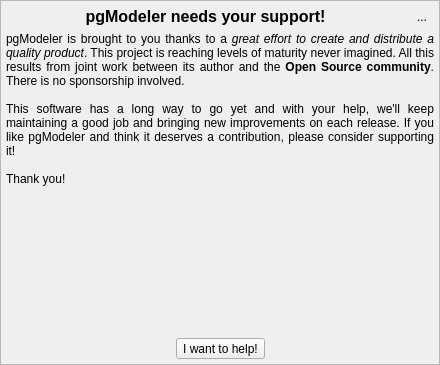
Qt form libs/libgui/ui/widgets/donatewidget.ui (arichiardi/pgmodeler) before a commit.
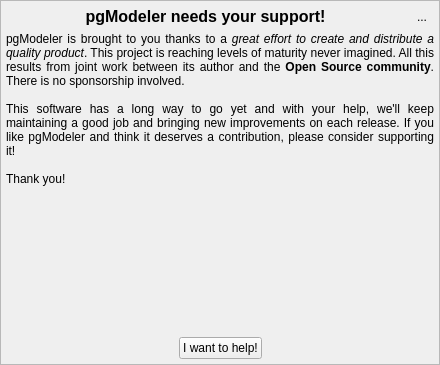
The same form after that commit. Icons and pictures are not drawn.

Commit message: Changing some QToolButton to QPushButton for better semantics (WIP).

The edit to the form file:
```diff
--- a/libs/libgui/ui/widgets/donatewidget.ui
+++ b/libs/libgui/ui/widgets/donatewidget.ui
@@ -171,7 +171,7 @@
          </spacer>
         </item>
         <item>
-         <widget class="QToolButton" name="donate_tb">
+         <widget class="QPushButton" name="donate_tb">
           <property name="sizePolicy">
            <sizepolicy hsizetype="Preferred" vsizetype="Preferred">
             <horstretch>0</horstretch>
@@ -194,12 +194,6 @@
           <property name="checkable">
            <bool>false</bool>
           </property>
-          <property name="popupMode">
-           <enum>QToolButton::ToolButtonPopupMode::InstantPopup</enum>
-          </property>
-          <property name="toolButtonStyle">
-           <enum>Qt::ToolButtonStyle::ToolButtonTextBesideIcon</enum>
-          </property>
          </widget>
         </item>
         <item>
```
The commit also changes 30 other files.
